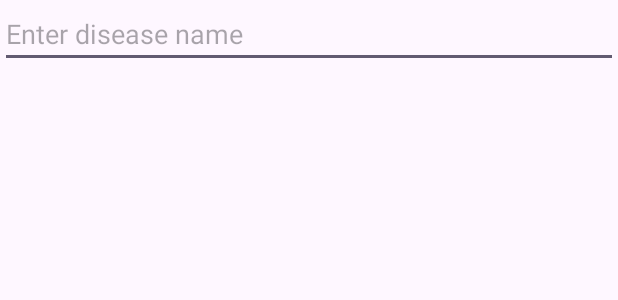
After one commit to aaryansingh-dev/LeafLens, an Android app: the layout fragment_homepage_fragment.xml on its own in the app's theme, with its tools: preview values and no code run, on a phone screen of 412 x 824 dp. The commit adds this screen. Shown: the top 300 px of the screen. Run offline under Robolectric (Android 15) with nearby library versions, the phone set to English and light mode, and no system bars.

Commit message:
New Frame for homepage created

```diff
--- /dev/null
+++ b/app/src/main/res/layout/fragment_homepage_fragment.xml
@@ -0,0 +1,21 @@
+<?xml version="1.0" encoding="utf-8"?>
+<FrameLayout xmlns:android="http://schemas.android.com/apk/res/android"
+    xmlns:tools="http://schemas.android.com/tools"
+    android:layout_width="match_parent"
+    android:layout_height="match_parent"
+    tools:context=".HomepageFragment">
+
+    <LinearLayout
+        android:layout_width="match_parent"
+        android:layout_height="match_parent"
+        android:orientation="vertical">
+
+        <EditText
+            android:layout_width="match_parent"
+            android:layout_height="wrap_content"
+            android:hint="Enter disease name"
+
+            />
+    </LinearLayout>
+
+</FrameLayout>
--- a/app/src/main/res/values/strings.xml
+++ b/app/src/main/res/values/strings.xml
@@ -1,4 +1,6 @@
 <resources>
     <string name="app_name">LeafLens</string>
     <string name="App_Name">LeafLens</string>
+    <!-- TODO: Remove or change this placeholder text -->
+    <string name="hello_blank_fragment">Hello blank fragment</string>
 </resources>
```
Also changed, not shown: app/src/main/java/com/example/leaflens/HomepageFragment.java (added, +64 -0 lines), app/src/main/res/drawable/rounded_edit_text.xml (added, +9 -0 lines), app/src/main/res/layout/activity_main.xml (+11 -3 lines), app/src/main/res/drawable/search_icon.png (added).
